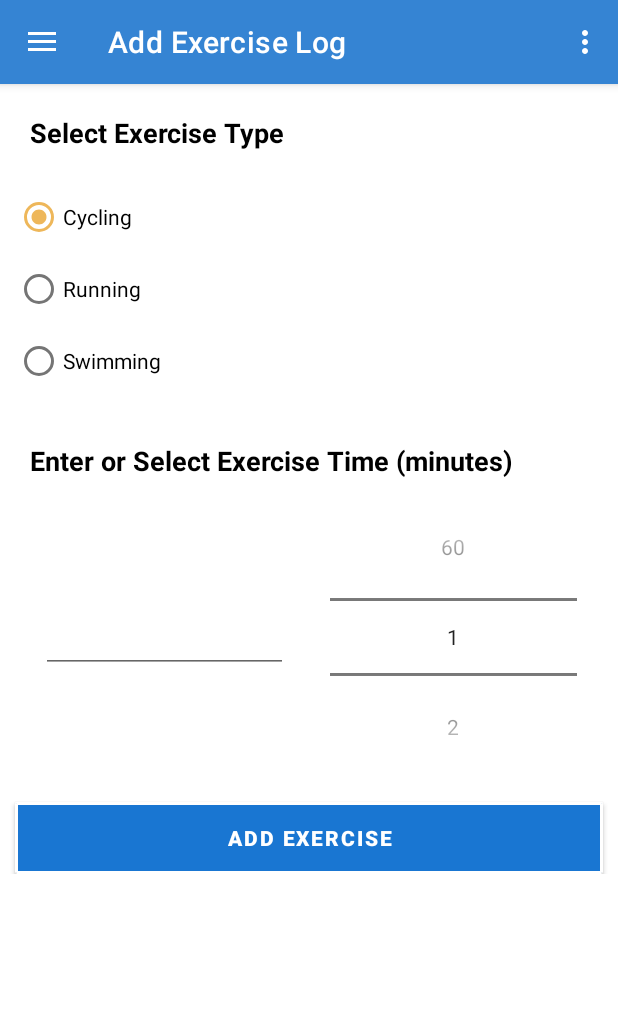
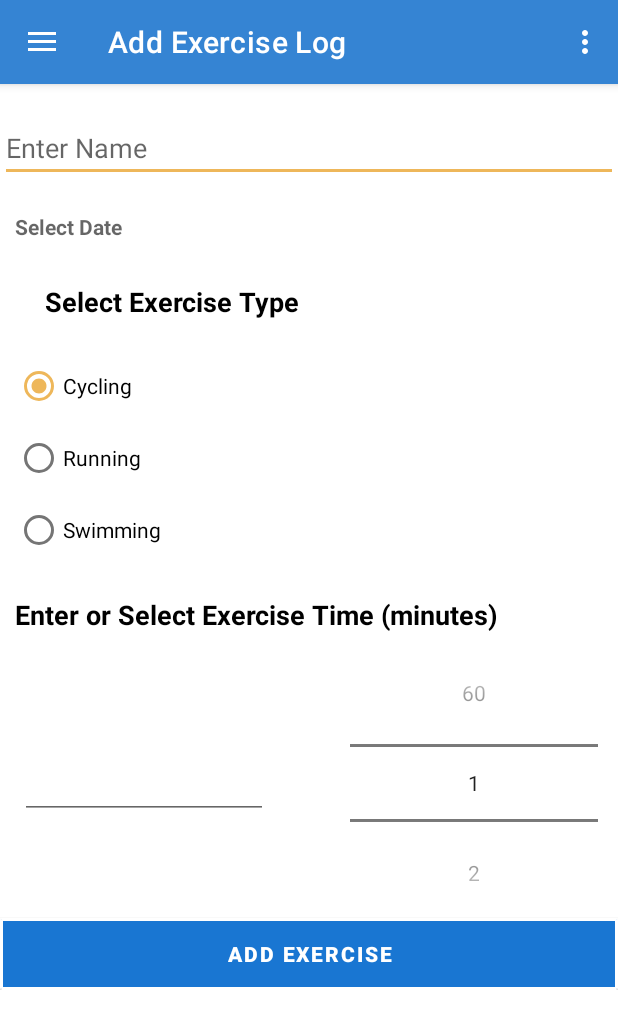
Before and after one commit to lindatorpey/Final_Assignment_TriTrak, an Android app: the AddExerciseLogFragment screen opened directly, with no data from a screen before it, after a tap on "ADD EXERCISE", on a phone screen of 412 x 824 dp. Shown: the top 1029 px of the screen. Run offline under Robolectric (Android 15) with nearby library versions, the phone set to English and light mode, and no system bars.

Commit message:
Date and Name Added

```diff
--- a/app/src/main/java/ie/wit/tritrack/db/ExerciseDataBase.kt
+++ b/app/src/main/java/ie/wit/tritrack/db/ExerciseDataBase.kt
@@ -11,7 +11,7 @@ class ExerciseDataBase(context: Context?) : SQLiteOpenHelper(context, DATABASE_N
     override fun onCreate(db: SQLiteDatabase) {
         db.execSQL(
             "Create Table " + EXERCISE_LOG_TABLE + "(" + EXERCISE_ID_COL + " integer primary key autoincrement," +
-                    EXERCISE_TYPE_COL + " text," + EXERCISE_TIME_COL + " integer)"
+                    EXERCISE_TYPE_COL + " text," + EXERCISE_TIME_COL + " integer,"+ USER_NAME_COL + "text," + EXERCISE_DATE_COL + "text, )"
         )
     }
 
@@ -26,6 +26,8 @@ class ExerciseDataBase(context: Context?) : SQLiteOpenHelper(context, DATABASE_N
         var result: Long = 0
         values.put(EXERCISE_TYPE_COL, exerciseModelClass.exerciseType)
         values.put(EXERCISE_TIME_COL, exerciseModelClass.exerciseTime)
+        values.put(USER_NAME_COL, exerciseModelClass.userName)
+        values.put(EXERCISE_DATE_COL, exerciseModelClass.exerciseDate)
         result = db.insert(EXERCISE_LOG_TABLE, null, values)
         db.close()
         return result
@@ -37,6 +39,8 @@ class ExerciseDataBase(context: Context?) : SQLiteOpenHelper(context, DATABASE_N
         var result: Long = 0
         values.put(EXERCISE_TYPE_COL, exerciseModelClass.exerciseType)
         values.put(EXERCISE_TIME_COL, exerciseModelClass.exerciseTime)
+        values.put(USER_NAME_COL, exerciseModelClass.userName)
+        values.put(EXERCISE_DATE_COL, exerciseModelClass.exerciseDate)
         result = db.update(
             EXERCISE_LOG_TABLE,
             values,
@@ -62,6 +66,8 @@ class ExerciseDataBase(context: Context?) : SQLiteOpenHelper(context, DATABASE_N
                 exerciseModelClass.exerciseLogID = itemsCursor.getLong(0)
                 exerciseModelClass.exerciseType = itemsCursor.getString(1)
                 exerciseModelClass.exerciseTime = itemsCursor.getInt(2)
+                exerciseModelClass.userName = itemsCursor.getString(3)
+                exerciseModelClass.exerciseDate = itemsCursor.getString(4)
                 exerciseModels.add(exerciseModelClass)
             }
             itemsCursor.close()
@@ -89,8 +95,10 @@ class ExerciseDataBase(context: Context?) : SQLiteOpenHelper(context, DATABASE_N
         private const val EXERCISE_LOG_TABLE = "exerciseLog"
 
         //columns
+        private const val USER_NAME_COL = "userName"
         private const val EXERCISE_ID_COL = "exerciseID"
         private const val EXERCISE_TYPE_COL = "exerciseType"
         private const val EXERCISE_TIME_COL = "exerciseTime"
+        private const val EXERCISE_DATE_COL = "exerciseDate"
     }
 }
--- a/app/src/main/java/ie/wit/tritrack/fragments/AddExerciseLogFragment.kt
+++ b/app/src/main/java/ie/wit/tritrack/fragments/AddExerciseLogFragment.kt
@@ -1,6 +1,9 @@
 package ie.wit.tritrack.fragments
 
+import android.app.DatePickerDialog
+import android.icu.text.SimpleDateFormat
 import android.os.Bundle
+import android.util.Log
 import androidx.fragment.app.Fragment
 import android.view.LayoutInflater
 import android.view.View
@@ -9,6 +12,8 @@ import android.widget.*
 import ie.wit.tritrack.db.ExerciseDataBase
 import ie.wit.tritrack.R
 import ie.wit.tritrack.models.ExerciseModelClass
+import org.w3c.dom.Text
+import java.util.*
 
 class AddExerciseLogFragment : Fragment() {
 
@@ -20,6 +25,12 @@ class AddExerciseLogFragment : Fragment() {
     lateinit var inputTime: EditText
     lateinit var exerciseModelClass: ExerciseDataBase
     lateinit var timePicker: NumberPicker
+    lateinit var userName: EditText
+    lateinit var datePicker:TextView
+    var selectedDay = 0
+    var selectedMonth = 0
+    var selectedYear = 0
+
 
     override fun onCreateView(
         inflater: LayoutInflater, container: ViewGroup?,
@@ -29,20 +40,64 @@ class AddExerciseLogFragment : Fragment() {
         val fragmentView =
             inflater.inflate(R.layout.layout_fragment_add_exercise_log, container, false)
 
+
         addExerciseLog = fragmentView.findViewById(R.id.addExerciseLog)
         addExerciseLogTypeOptions = fragmentView.findViewById(R.id.addExerciseLogTypeOptions)
+        userName = fragmentView.findViewById(R.id.userName)
+        datePicker = fragmentView.findViewById(R.id.datePicker)
         inputTime = fragmentView.findViewById(R.id.inputTime)
         optionCycling = fragmentView.findViewById(R.id.optionCycling)
         optionRunning = fragmentView.findViewById(R.id.optionRunning)
         optionSwim = fragmentView.findViewById(R.id.optionSwim)
         timePicker = fragmentView.findViewById(R.id.timePicker)
 
+
+
+
         timePicker.minValue = 1
         timePicker.maxValue = 60
 
         exerciseModelClass = ExerciseDataBase(context)
 
+        datePicker.setOnClickListener({
+            val c = Calendar.getInstance()
+            val year = c.get(Calendar.YEAR)
+            val month = c.get(Calendar.MONTH)
+            val day = c.get(Calendar.DAY_OF_MONTH)
+
+            val dpd = DatePickerDialog(
+                requireActivity(),
+                DatePickerDialog.OnDateSetListener { view, year, monthOfYear, dayOfMonth ->
+
+                    // Display Selected date in textbox
+                    selectedYear = year
+                    selectedMonth = month + 1
+                    selectedDay = dayOfMonth
+                    datePicker.setText("" + selectedDay + "-" + selectedMonth + "-" + selectedYear)
+                },
+                year,
+                month,
+                day
+            )
+
+            dpd.show()
+        })
+
+
+
         addExerciseLog.setOnClickListener({
+            val nameStr = userName.text.toString().trim()
+            if (nameStr.isEmpty()) {
+                Toast.makeText(context, "Please enter name of exercise", Toast.LENGTH_SHORT)
+                    .show()
+                return@setOnClickListener
+            }
+            val dateStr = datePicker.text.toString().trim()
+            if (dateStr.isEmpty()) {
+                Toast.makeText(context, "Please select date of exercise", Toast.LENGTH_SHORT)
+                    .show()
+                return@setOnClickListener
+            }
             var timeStr = inputTime.text.toString().trim()
             if (timeStr.isEmpty()) {
                 timeStr = timePicker.value.toString()
@@ -69,7 +124,7 @@ class AddExerciseLogFragment : Fragment() {
             if (optionSwim.isChecked) {
                 typeStr = "Swimming"
             }
-            val result = exerciseModelClass.insertExerciseLog(ExerciseModelClass(-1, typeStr, time))
+            val result = exerciseModelClass.insertExerciseLog(ExerciseModelClass(-1, nameStr,dateStr, typeStr, time))
             if (result > 0) {
                 inputTime.setText("")
                 Toast.makeText(context, "Exercise Log created", Toast.LENGTH_SHORT).show()
--- a/app/src/main/res/layout/layout_fragment_add_exercise_log.xml
+++ b/app/src/main/res/layout/layout_fragment_add_exercise_log.xml
@@ -11,27 +11,56 @@
         android:layout_width="match_parent"
         android:layout_height="wrap_content">
 
-        <TextView
-            android:id="@+id/addExerciseLogHeader"
+        <EditText
+            android:id="@+id/userName"
             android:layout_width="match_parent"
             android:layout_height="wrap_content"
-            android:layout_margin="10dp"
+            android:hint="Enter Name"
+            app:layout_constraintBottom_toTopOf="@+id/addExerciseLogTypeOptions"
+            app:layout_constraintEnd_toEndOf="parent"
+            app:layout_constraintHorizontal_bias="0.0"
+            app:layout_constraintStart_toStartOf="parent"
+            app:layout_constraintTop_toTopOf="parent"
+            android:layout_marginTop="20dp"/>
+
+        <TextView
+            android:id="@+id/datePicker"
+            android:layout_width="match_parent"
+            android:layout_height="wrap_content"
+            android:layout_marginTop="10dp"
+            android:hint="Select Date"
             android:padding="10dp"
-            android:text="Select Exercise Type"
             android:textColor="@color/black"
-            android:textSize="18dp"
+            android:textSize="14dp"
             android:textStyle="bold"
-            app:layout_constraintTop_toTopOf="parent" />
+            app:layout_constraintTop_toBottomOf="@id/userName" />
 
         <RadioGroup
             android:id="@+id/addExerciseLogTypeOptions"
             android:layout_width="match_parent"
             android:layout_height="wrap_content"
+            android:layout_marginTop="37dp"
             android:padding="10dp"
             android:textColor="@color/black"
             android:textSize="18dp"
             android:textStyle="bold"
-            app:layout_constraintTop_toBottomOf="@id/addExerciseLogHeader">
+            app:layout_constraintBottom_toTopOf="@+id/timeHeader"
+            app:layout_constraintEnd_toEndOf="parent"
+            app:layout_constraintStart_toStartOf="parent"
+            app:layout_constraintTop_toBottomOf="@+id/userName">
+
+            <TextView
+                android:id="@+id/addExerciseLogHeader"
+                android:layout_width="match_parent"
+                android:layout_height="wrap_content"
+                android:layout_margin="10dp"
+                android:padding="10dp"
+                android:text="Select Exercise Type"
+                android:textColor="@color/black"
+                android:textSize="18dp"
+                android:textStyle="bold"
+                tools:layout_editor_absoluteX="20dp"
+                tools:layout_editor_absoluteY="40dp" />
 
             <RadioButton
                 android:id="@+id/optionCycling"
@@ -39,21 +68,27 @@
                 android:layout_height="wrap_content"
                 android:checked="true"
                 android:text="Cycling"
-                android:textColor="@color/black" />
+                android:textColor="@color/black"
+                tools:layout_editor_absoluteX="10dp"
+                tools:layout_editor_absoluteY="94dp" />
 
             <RadioButton
                 android:id="@+id/optionRunning"
                 android:layout_width="match_parent"
                 android:layout_height="wrap_content"
                 android:text="Running"
-                android:textColor="@color/black" />
+                android:textColor="@color/black"
+                tools:layout_editor_absoluteX="10dp"
+                tools:layout_editor_absoluteY="142dp" />
 
             <RadioButton
                 android:id="@+id/optionSwim"
                 android:layout_width="match_parent"
                 android:layout_height="wrap_content"
                 android:text="Swimming"
-                android:textColor="@color/black" />
+                android:textColor="@color/black"
+                tools:layout_editor_absoluteX="10dp"
+                tools:layout_editor_absoluteY="390dp" />
 
         </RadioGroup>
 
@@ -61,18 +96,21 @@
             android:id="@+id/timeHeader"
             android:layout_width="match_parent"
             android:layout_height="wrap_content"
-            android:layout_margin="10dp"
             android:padding="10dp"
             android:text="Enter or Select Exercise Time (minutes)"
             android:textColor="@color/black"
             android:textSize="18dp"
             android:textStyle="bold"
-            app:layout_constraintTop_toBottomOf="@id/addExerciseLogTypeOptions" />
+            app:layout_constraintEnd_toEndOf="parent"
+            app:layout_constraintHorizontal_bias="0.5"
+            app:layout_constraintStart_toStartOf="parent"
+            app:layout_constraintTop_toBottomOf="@+id/addExerciseLogTypeOptions" />
 
         <EditText
             android:id="@+id/inputTime"
-            android:layout_width="0dp"
+            android:layout_width="165dp"
             android:layout_height="wrap_content"
+            android:layout_marginEnd="41dp"
             android:gravity="center"
             android:inputType="number"
             android:maxLength="2"
@@ -80,29 +118,26 @@
             android:textColor="@color/black"
             android:textSize="20dp"
             android:textStyle="bold"
-            app:layout_constraintBottom_toBottomOf="@id/timePicker"
-            app:layout_constraintEnd_toStartOf="@id/timePicker"
+            app:layout_constraintBottom_toTopOf="@+id/addExerciseLog"
+            app:layout_constraintEnd_toStartOf="@+id/timePicker"
             app:layout_constraintStart_toStartOf="parent"
-            app:layout_constraintTop_toTopOf="@id/timePicker"
+            app:layout_constraintTop_toBottomOf="@+id/timeHeader"
             app:layout_constraintWidth_percent=".4" />
 
         <NumberPicker
             android:id="@+id/timePicker"
-            android:layout_width="0dp"
+            android:layout_width="165dp"
             android:layout_height="wrap_content"
-            android:layout_marginTop="5dp"
+            app:layout_constraintBottom_toTopOf="@+id/addExerciseLog"
             app:layout_constraintEnd_toEndOf="parent"
-            app:layout_constraintStart_toEndOf="@id/inputTime"
-            app:layout_constraintTop_toBottomOf="@id/timeHeader"
+            app:layout_constraintStart_toEndOf="@+id/inputTime"
+            app:layout_constraintTop_toBottomOf="@+id/timeHeader"
             app:layout_constraintWidth_percent=".4" />
 
         <Button
             android:id="@+id/addExerciseLog"
             android:layout_width="match_parent"
             android:layout_height="wrap_content"
-            android:layout_marginStart="10dp"
-            android:layout_marginTop="20dp"
-            android:layout_marginEnd="10dp"
             android:background="@drawable/button_background"
             android:paddingTop="5dp"
             android:paddingBottom="5dp"
@@ -111,6 +146,9 @@
             android:textSize="14dp"
             android:textStyle="bold"
             app:backgroundTint="@null"
-            app:layout_constraintTop_toBottomOf="@id/timePicker" />
+            app:layout_constraintBottom_toBottomOf="parent"
+            app:layout_constraintEnd_toEndOf="parent"
+            app:layout_constraintHorizontal_bias="0.0"
+            app:layout_constraintStart_toStartOf="parent" />
     </androidx.constraintlayout.widget.ConstraintLayout>
 </ScrollView>
```
Also changed, not shown: app/src/main/java/ie/wit/tritrack/adapters/ExerciseLogListAdapter.kt (+8 -3 lines), app/src/main/java/ie/wit/tritrack/models/ExerciseModelClass.kt (+8 -0 lines), app/src/main/res/layout/exercise_log_list_template.xml (+44 -14 lines).
